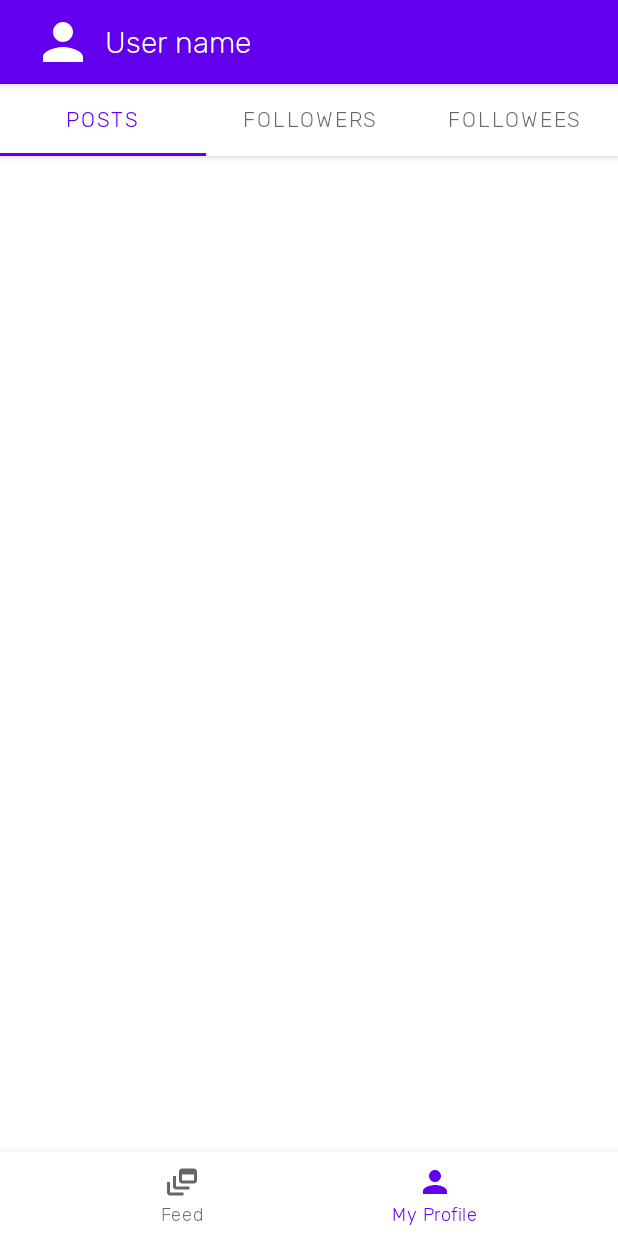
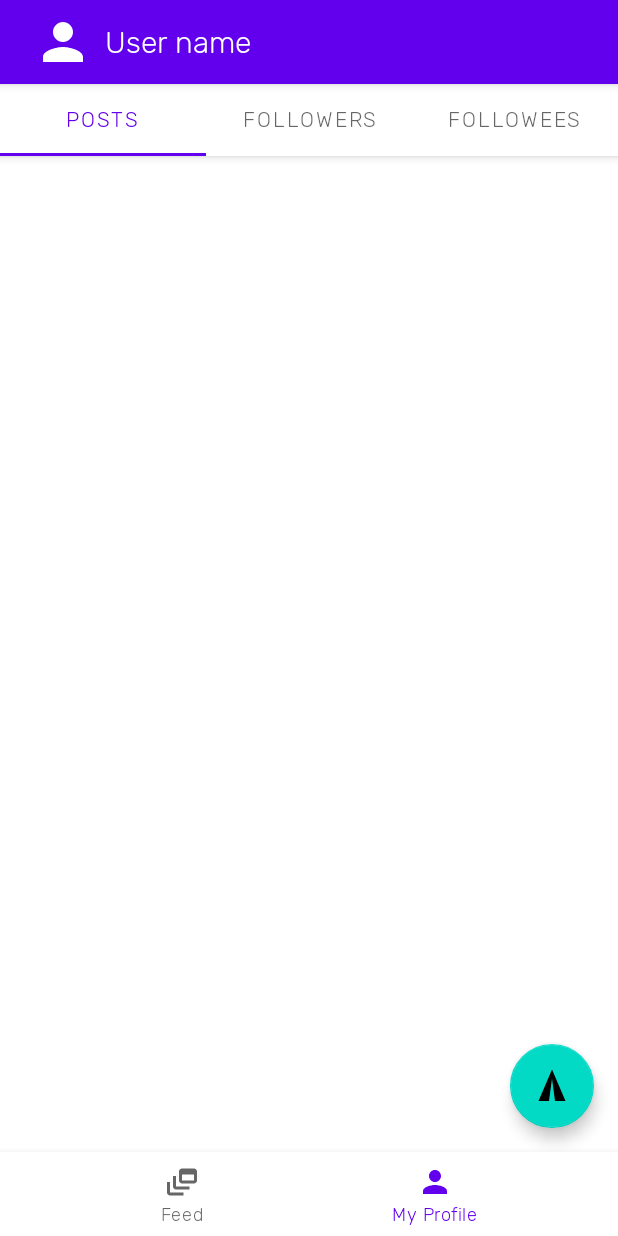
Before and after one commit to Vasniktel/snooper, an Android app: the UserFragment screen opened through its navigation route, on a phone screen of 412 x 824 dp. Run offline under Robolectric (Android 15) with nearby library versions, the phone set to English and light mode, and no system bars; our stand-ins replace Picasso, navigation-ui; libraries missing offline, so code that uses them is left out: com.firebase.ui, com.livinglifetechway.quickpermissions_kotlin, jp.wasabeef.picasso; pictures from the network do not load; 16 statements that could not run were skipped.

```diff
--- a/app/build.gradle
+++ b/app/build.gradle
@@ -68,7 +68,7 @@ dependencies {
     implementation 'com.google.android.material:material:1.2.0-alpha06'
     androidTestImplementation "androidx.navigation:navigation-testing:$nav_version"
     implementation "androidx.lifecycle:lifecycle-runtime-ktx:2.2.0"
-    implementation 'com.sagar:coroutinespermission:2.0.2'
+    implementation 'com.github.quickpermissions:quickpermissions-kotlin:0.4.0'
     implementation 'com.google.android.gms:play-services-basement:17.2.1'
     implementation 'com.google.android.gms:play-services-base:17.2.1'
     implementation 'com.google.android.gms:play-services-gcm:17.0.0'
--- a/app/src/main/AndroidManifest.xml
+++ b/app/src/main/AndroidManifest.xml
@@ -2,7 +2,6 @@
 <manifest xmlns:android="http://schemas.android.com/apk/res/android"
     package="com.github.vasniktel.snooper">
 
-    <uses-permission android:name="android.permission.ACCESS_COARSE_LOCATION" />
     <uses-permission android:name="android.permission.ACCESS_FINE_LOCATION" />
     <application
         android:name=".SnooperApp"
@@ -11,7 +10,8 @@
         android:label="@string/app_name"
         android:roundIcon="@mipmap/ic_launcher_round"
         android:supportsRtl="true"
-        android:theme="@style/AppTheme">
+        android:theme="@style/AppTheme"
+        android:usesCleartextTraffic="true">
         <activity android:name=".ui.activity.MainActivity">
             <intent-filter>
                 <action android:name="android.intent.action.MAIN" />
--- a/app/src/main/java/com/github/vasniktel/snooper/ui/messagelist/MessageListAdapter.kt
+++ b/app/src/main/java/com/github/vasniktel/snooper/ui/messagelist/MessageListAdapter.kt
@@ -85,7 +85,7 @@ class MessageViewHolder(
 
         userName.text = data.owner.name
         messageDate.text = DATE_FORMATTER.format(data.date)
-        messageAddress.text = data.address
+        messageAddress.text = data.location.address
 
         likeCount.text = data.likes.toString()
         if (data.likes > 0) {
@@ -125,7 +125,7 @@ class MessageViewHolder(
     private fun setMapLocation() {
         if (!::map.isInitialized || !::message.isInitialized) return
         map.apply {
-            val position = message.latLng
+            val position = message.location.latLng
             moveCamera(CameraUpdateFactory.newLatLngZoom(position, 13f))
             addMarker(MarkerOptions().position(position))
             mapType = GoogleMap.MAP_TYPE_NORMAL
--- a/app/src/main/java/com/github/vasniktel/snooper/ui/messagelist/MessageListFragment.kt
+++ b/app/src/main/java/com/github/vasniktel/snooper/ui/messagelist/MessageListFragment.kt
@@ -116,7 +116,7 @@ class MessageListFragment : Fragment(), MessageListViewStateCallback, ListItemCa
             action = Intent.ACTION_SEND
             putExtra(
                 Intent.EXTRA_TEXT,
-                "${message.owner.name} has visited ${message.latitude} ${message.longitude}"
+                "${message.owner.name} has visited ${message.location.address}"
             )
             type = "text/plain"
         }
--- /dev/null
+++ b/app/src/main/res/drawable/ic_baseline_send_24.xml
@@ -0,0 +1,15 @@
+<vector xmlns:android="http://schemas.android.com/apk/res/android"
+    android:width="24dp"
+    android:height="24dp"
+    android:viewportWidth="24"
+    android:viewportHeight="24"
+    android:tint="?attr/colorControlNormal">
+
+  <group
+      android:translateY="24"
+      android:rotation="270">
+    <path
+        android:fillColor="@android:color/white"
+        android:pathData="M2.01,21L23,12 2.01,3 2,10l15,2 -15,2z"/>
+  </group>
+</vector>
--- a/app/src/main/res/layout/fragment_user.xml
+++ b/app/src/main/res/layout/fragment_user.xml
@@ -132,4 +132,17 @@
         app:layout_behavior="com.google.android.material.appbar.AppBarLayout$ScrollingViewBehavior"
         />
 
+    <com.google.android.material.floatingactionbutton.FloatingActionButton
+        android:id="@+id/postMessageButton"
+        android:layout_width="wrap_content"
+        android:layout_height="wrap_content"
+        android:layout_gravity="bottom|end"
+        android:src="@drawable/ic_baseline_send_24"
+        style="@style/Widget.MaterialComponents.FloatingActionButton"
+        app:fabSize="normal"
+        android:contentDescription="Send message"
+        android:layout_margin="16dp"
+        />
+
+
 </androidx.coordinatorlayout.widget.CoordinatorLayout>
--- a/app/src/main/res/layout/user_list_item.xml
+++ b/app/src/main/res/layout/user_list_item.xml
@@ -6,7 +6,8 @@
     android:layout_height="70dp"
     xmlns:app="http://schemas.android.com/apk/res-auto"
     android:clickable="true"
-    android:focusable="true">
+    android:focusable="true"
+    android:background="?android:attr/selectableItemBackground">
 
     <ImageView
         android:id="@+id/userPhoto"
--- a/build.gradle
+++ b/build.gradle
@@ -21,6 +21,7 @@ allprojects {
     repositories {
         google()
         jcenter()
+        maven { url "http://jitpack.io/" }
         flatDir {
             dirs 'libs'
         }
```
Also changed, not shown: app/src/main/java/com/github/vasniktel/snooper/di/Module.kt (+6 -1 lines), app/src/main/java/com/github/vasniktel/snooper/logic/location/LocationProvider.kt (added, +76 -0 lines), app/src/main/java/com/github/vasniktel/snooper/logic/message/MessageRepository.kt (+1 -6 lines), app/src/main/java/com/github/vasniktel/snooper/logic/message/remote/Dto.kt (+9 -6 lines), app/src/main/java/com/github/vasniktel/snooper/logic/model/Model.kt (+23 -4 lines), app/src/main/java/com/github/vasniktel/snooper/ui/user/UserFragment.kt (+18 -1 lines), app/src/main/java/com/github/vasniktel/snooper/ui/user/UserFragmentViewModel.kt (+29 -1 lines), app/src/main/java/com/github/vasniktel/snooper/ui/user/UserFragmentViewState.kt (+10 -0 lines).
